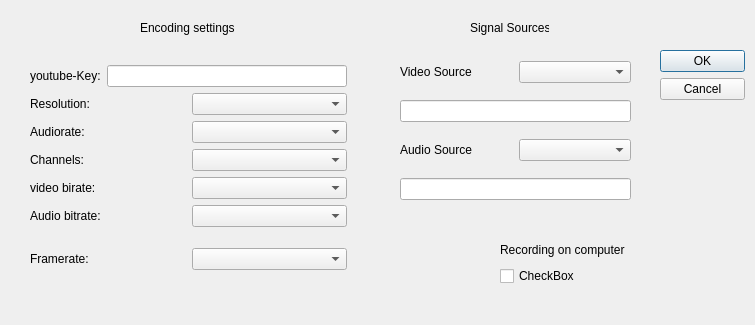
First picture: the form in inputbox.ui, repository neithanmo/BitRiver, before the edit.
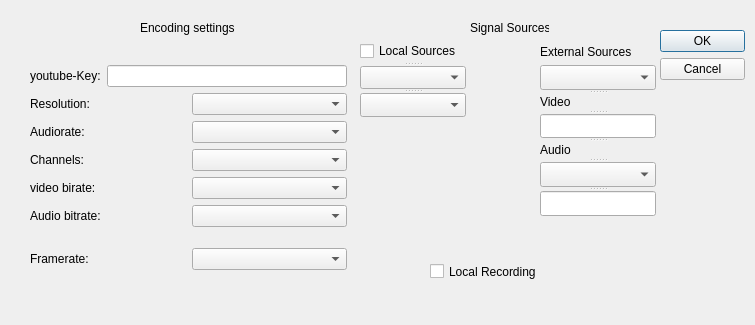
Second picture: the form after the edit.

Commit message: new code for settings window

```diff
--- a/inputbox.ui
+++ b/inputbox.ui
@@ -17,7 +17,7 @@
    <property name="geometry">
     <rect>
      <x>660</x>
-     <y>50</y>
+     <y>30</y>
      <width>85</width>
      <height>60</height>
     </rect>
@@ -185,77 +185,82 @@
     <string>Signal Sources</string>
    </property>
   </widget>
-  <widget class="QWidget" name="">
+  <widget class="QCheckBox" name="Record">
    <property name="geometry">
     <rect>
-     <x>500</x>
-     <y>240</y>
-     <width>130</width>
-     <height>46</height>
+     <x>430</x>
+     <y>260</y>
+     <width>119</width>
+     <height>23</height>
     </rect>
    </property>
-   <layout class="QVBoxLayout" name="verticalLayout_3">
-    <item>
-     <widget class="QLabel" name="label_8">
-      <property name="text">
-       <string>Recording on computer</string>
-      </property>
-     </widget>
-    </item>
-    <item>
-     <widget class="QCheckBox" name="Record">
-      <property name="text">
-       <string>CheckBox</string>
-      </property>
-     </widget>
-    </item>
-   </layout>
+   <property name="text">
+    <string>Local Recording</string>
+   </property>
   </widget>
-  <widget class="QWidget" name="">
+  <widget class="QLabel" name="label_9">
    <property name="geometry">
     <rect>
-     <x>400</x>
-     <y>50</y>
-     <width>231</width>
-     <height>161</height>
+     <x>540</x>
+     <y>40</y>
+     <width>101</width>
+     <height>23</height>
     </rect>
    </property>
-   <layout class="QVBoxLayout" name="verticalLayout_4">
-    <item>
-     <layout class="QHBoxLayout" name="horizontalLayout_11">
-      <item>
-       <widget class="QLabel" name="label_9">
-        <property name="text">
-         <string>Video Source</string>
-        </property>
-       </widget>
-      </item>
-      <item>
-       <widget class="QComboBox" name="VideoSRC"/>
-      </item>
-     </layout>
-    </item>
-    <item>
-     <widget class="QLineEdit" name="VideoPath"/>
-    </item>
-    <item>
-     <layout class="QHBoxLayout" name="horizontalLayout_13">
-      <item>
-       <widget class="QLabel" name="label_10">
-        <property name="text">
-         <string>Audio Source</string>
-        </property>
-       </widget>
-      </item>
-      <item>
-       <widget class="QComboBox" name="AudioSRC"/>
-      </item>
-     </layout>
-    </item>
-    <item>
-     <widget class="QLineEdit" name="AudioPath"/>
-    </item>
-   </layout>
+   <property name="text">
+    <string>External Sources</string>
+   </property>
+  </widget>
+  <widget class="QSplitter" name="splitter">
+   <property name="geometry">
+    <rect>
+     <x>360</x>
+     <y>40</y>
+     <width>106</width>
+     <height>77</height>
+    </rect>
+   </property>
+   <property name="orientation">
+    <enum>Qt::Vertical</enum>
+   </property>
+   <widget class="QCheckBox" name="checkBox">
+    <property name="text">
+     <string>Local Sources</string>
+    </property>
+   </widget>
+   <widget class="QComboBox" name="LocalCamera"/>
+   <widget class="QComboBox" name="soundCards"/>
+  </widget>
+  <widget class="QSplitter" name="splitter_2">
+   <property name="geometry">
+    <rect>
+     <x>540</x>
+     <y>65</y>
+     <width>116</width>
+     <height>151</height>
+    </rect>
+   </property>
+   <property name="orientation">
+    <enum>Qt::Vertical</enum>
+   </property>
+   <widget class="QComboBox" name="VideoSRC"/>
+   <widget class="QLabel" name="label_8">
+    <property name="text">
+     <string>Video</string>
+    </property>
+   </widget>
+   <widget class="QLineEdit" name="VideoPath">
+    <property name="text">
+     <string/>
+    </property>
+   </widget>
+   <widget class="QLabel" name="label_10">
+    <property name="text">
+     <string>Audio</string>
+    </property>
+   </widget>
+   <widget class="QComboBox" name="AudioSRC"/>
+   <widget class="QLineEdit" name="AudioPath"/>
   </widget>
  </widget>
  <resources/>
```
Left out of the diff: 72 changed lines with no effect on the pictures.
